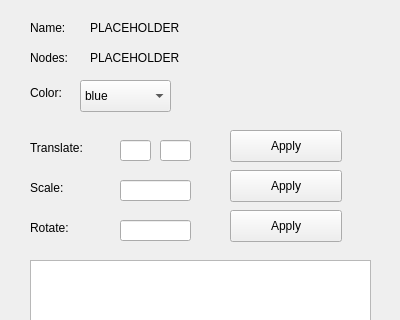
Before: the Qt Designer form src/ui/curvedetails.ui in ATh0m/curve-editor, drawn with Qt 5; both pictures show x 0 to 400 and y 0 to 320 of the 400 by 500 pixel window.
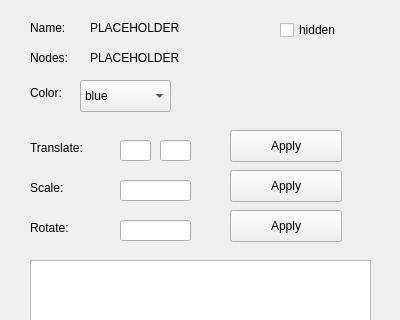
After: the same form once the commit is applied.

Commit message: Added hide option

```diff
--- a/src/ui/curvedetails.ui
+++ b/src/ui/curvedetails.ui
@@ -252,6 +252,19 @@
      </rect>
     </property>
    </widget>
+   <widget class="QCheckBox" name="hiddenInput">
+    <property name="geometry">
+     <rect>
+      <x>280</x>
+      <y>20</y>
+      <width>86</width>
+      <height>20</height>
+     </rect>
+    </property>
+    <property name="text">
+     <string>hidden</string>
+    </property>
+   </widget>
   </widget>
  </widget>
  <resources/>
```
The commit also changes 2 other files.
